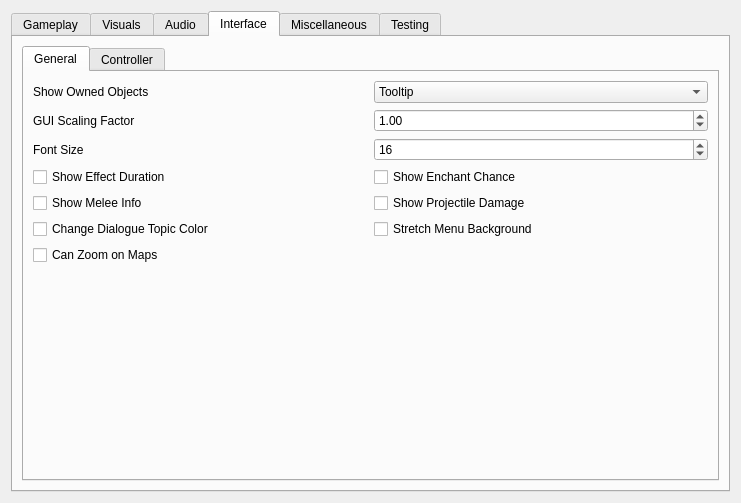
Qt form apps/launcher/ui/settingspage.ui (zander2k1/groovy-openmw) before a commit.
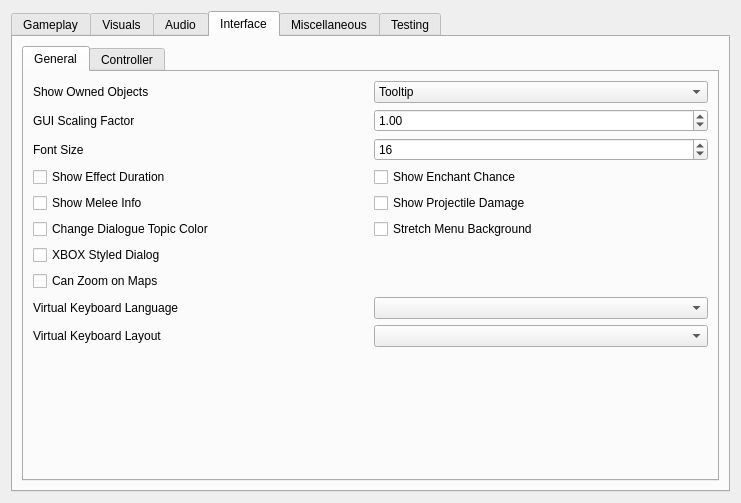
The same form after that commit. The open tabs and pages were chosen to show the change.

Commit message: Initial commit, XBOX UI pushed from local.

Diff of the .ui file:
```diff
--- a/apps/launcher/ui/settingspage.ui
+++ b/apps/launcher/ui/settingspage.ui
@@ -1374,6 +1374,13 @@
               </widget>
              </item>
              <item row="7" column="0">
+              <widget class="QCheckBox" name="xboxStyledDialogCheckBox">
+               <property name="text">
+                <string>XBOX Styled Dialog</string>
+               </property>
+              </widget>
+             </item>
+             <item row="8" column="0">
               <widget class="QCheckBox" name="useZoomOnMapCheckBox">
                <property name="toolTip">
                 <string>&lt;html&gt;&lt;head/&gt;&lt;body&gt;&lt;p&gt;Enable zooming on local and global maps.&lt;/p&gt;&lt;/body&gt;&lt;/html&gt;</string>
@@ -1430,6 +1437,32 @@
                </property>
               </widget>
              </item>
+             <item row="9" column="0">
+              <widget class="QLabel" name="virtualKeyboardLanguageLabel">
+               <property name="toolTip">
+                <string>Select the language used for the virtual keyboard layout.</string>
+               </property>
+               <property name="text">
+                <string>Virtual Keyboard Language</string>
+               </property>
+              </widget>
+             </item>
+             <item row="9" column="1">
+              <widget class="QComboBox" name="virtualKeyboardLanguageComboBox"/>
+             </item>
+             <item row="10" column="0">
+              <widget class="QLabel" name="virtualKeyboardLayoutLabel">
+               <property name="toolTip">
+                <string>Select the keyboard layout used by the virtual keyboard.</string>
+               </property>
+               <property name="text">
+                <string>Virtual Keyboard Layout</string>
+               </property>
+              </widget>
+             </item>
+             <item row="10" column="1">
+              <widget class="QComboBox" name="virtualKeyboardLayoutComboBox"/>
+             </item>
             </layout>
            </item>
            <item>
```
Left out of the diff: 2 changed lines with no effect on the pictures. The commit also changes 157 other files.
